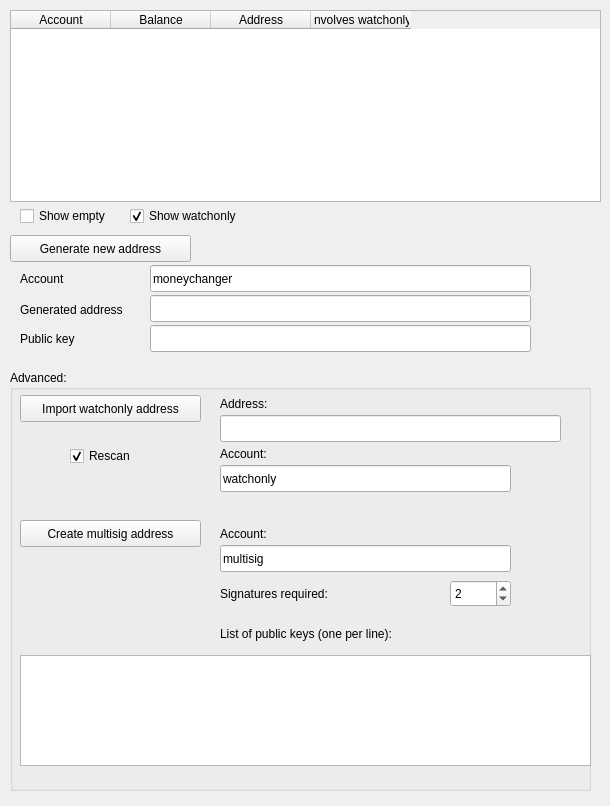
Before: the Qt Designer form src/gui/widgets/btcreceivedlg.ui in Open-Transactions/Moneychanger, drawn with Qt 5.
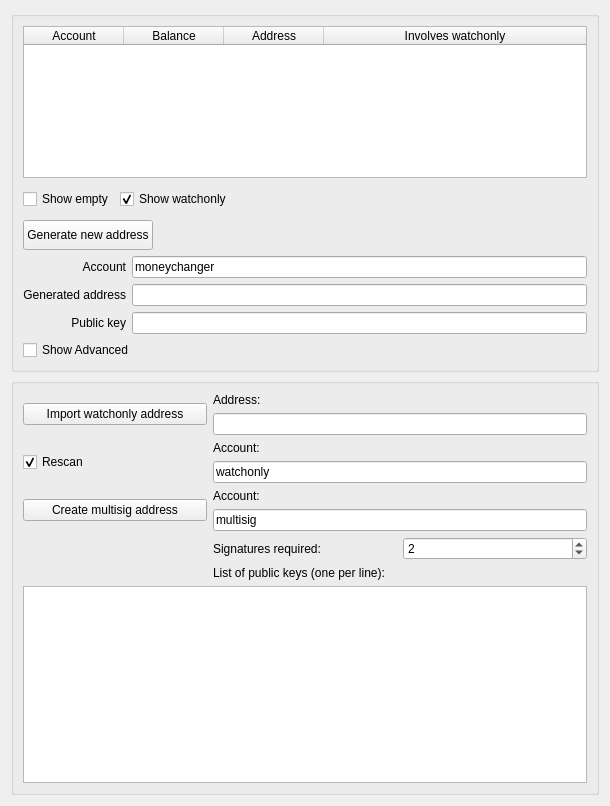
After: the same form once the commit is applied.

The edit to the form file:
```diff
--- a/src/gui/widgets/btcreceivedlg.ui
+++ b/src/gui/widgets/btcreceivedlg.ui
@@ -13,15 +13,48 @@
   <property name="windowTitle">
    <string>Receive Bitcoin</string>
   </property>
+  <layout class="QVBoxLayout" name="verticalLayout_2">
+   <item>
+    <widget class="QGroupBox" name="groupBox_2">
+     <property name="sizePolicy">
+      <sizepolicy hsizetype="Preferred" vsizetype="Fixed">
+       <horstretch>0</horstretch>
+       <verstretch>0</verstretch>
+      </sizepolicy>
+     </property>
+     <property name="maximumSize">
+      <size>
+       <width>16777215</width>
+       <height>361</height>
+      </size>
+     </property>
+     <property name="title">
+      <string/>
+     </property>
+     <layout class="QVBoxLayout" name="verticalLayout">
+      <item>
   <widget class="QTableWidget" name="tableAddresses">
-   <property name="geometry">
-    <rect>
-     <x>10</x>
-     <y>10</y>
-     <width>591</width>
-     <height>192</height>
-    </rect>
-   </property>
+        <property name="sizePolicy">
+         <sizepolicy hsizetype="Minimum" vsizetype="Fixed">
+          <horstretch>0</horstretch>
+          <verstretch>0</verstretch>
+         </sizepolicy>
+        </property>
+        <property name="minimumSize">
+         <size>
+          <width>0</width>
+          <height>0</height>
+         </size>
+        </property>
+        <property name="maximumSize">
+         <size>
+          <width>16777215</width>
+          <height>200</height>
+         </size>
+        </property>
+        <attribute name="horizontalHeaderStretchLastSection">
+         <bool>true</bool>
+        </attribute>
    <column>
     <property name="text">
      <string>Account</string>
@@ -43,40 +76,41 @@
     </property>
    </column>
   </widget>
-  <widget class="QPushButton" name="buttonNewAddress">
-   <property name="geometry">
-    <rect>
-     <x>10</x>
-     <y>235</y>
-     <width>181</width>
-     <height>27</height>
-    </rect>
-   </property>
-   <property name="text">
-    <string>Generate new address</string>
-   </property>
-  </widget>
+      </item>
+      <item>
+       <layout class="QHBoxLayout" name="horizontalLayout">
+        <item>
   <widget class="QCheckBox" name="checkShowEmpty">
-   <property name="geometry">
-    <rect>
-     <x>20</x>
-     <y>205</y>
-     <width>111</width>
-     <height>22</height>
-    </rect>
+          <property name="sizePolicy">
+           <sizepolicy hsizetype="Minimum" vsizetype="Fixed">
+            <horstretch>0</horstretch>
+            <verstretch>0</verstretch>
+           </sizepolicy>
+          </property>
+          <property name="maximumSize">
+           <size>
+            <width>16777215</width>
+            <height>30</height>
+           </size>
    </property>
    <property name="text">
     <string>Show empty</string>
    </property>
   </widget>
+        </item>
+        <item>
   <widget class="QCheckBox" name="checkShowWatchonly">
-   <property name="geometry">
-    <rect>
-     <x>130</x>
-     <y>205</y>
-     <width>131</width>
-     <height>22</height>
-    </rect>
+          <property name="sizePolicy">
+           <sizepolicy hsizetype="Minimum" vsizetype="Fixed">
+            <horstretch>0</horstretch>
+            <verstretch>0</verstretch>
+           </sizepolicy>
+          </property>
+          <property name="maximumSize">
+           <size>
+            <width>16777215</width>
+            <height>30</height>
+           </size>
    </property>
    <property name="toolTip">
     <string>Show watchonly addresses and include them in balance calculations.</string>
@@ -88,277 +122,331 @@
     <bool>true</bool>
    </property>
   </widget>
-  <widget class="QGroupBox" name="groupBox">
-   <property name="geometry">
-    <rect>
-     <x>10</x>
-     <y>370</y>
-     <width>581</width>
-     <height>421</height>
-    </rect>
-   </property>
-   <property name="title">
-    <string>Advanced:</string>
-   </property>
-   <widget class="QPlainTextEdit" name="textPublicKeys">
-    <property name="geometry">
-     <rect>
-      <x>10</x>
-      <y>285</y>
-      <width>571</width>
-      <height>111</height>
-     </rect>
-    </property>
-    <property name="toolTip">
-     <string>Enter one public key or address per line. Addresses only work if bitcoin-qt knows their public key.</string>
-    </property>
-   </widget>
-   <widget class="QLabel" name="label_2">
-    <property name="geometry">
-     <rect>
-      <x>210</x>
-      <y>255</y>
-      <width>211</width>
-      <height>17</height>
-     </rect>
-    </property>
-    <property name="text">
-     <string>List of public keys (one per line):</string>
-    </property>
-   </widget>
-   <widget class="QLabel" name="label">
-    <property name="geometry">
-     <rect>
-      <x>210</x>
-      <y>215</y>
-      <width>141</width>
-      <height>17</height>
-     </rect>
-    </property>
+        </item>
+        <item>
+         <spacer name="horizontalSpacer">
+          <property name="sizePolicy">
+           <sizepolicy hsizetype="Minimum" vsizetype="Fixed">
+            <horstretch>0</horstretch>
+            <verstretch>0</verstretch>
+           </sizepolicy>
+          </property>
+          <property name="maximumSize">
+           <size>
+            <width>16777215</width>
+            <height>30</height>
+           </size>
+          </property>
+          <property name="orientation">
+           <enum>Qt::Horizontal</enum>
+          </property>
+          <property name="sizeHint" stdset="0">
+           <size>
+            <width>40</width>
+            <height>20</height>
+           </size>
+          </property>
+         </spacer>
+        </item>
+       </layout>
+      </item>
+      <item>
+       <layout class="QHBoxLayout" name="horizontalLayout_2">
+        <item>
+         <widget class="QPushButton" name="buttonNewAddress">
+          <property name="sizePolicy">
+           <sizepolicy hsizetype="Minimum" vsizetype="Fixed">
+            <horstretch>0</horstretch>
+            <verstretch>0</verstretch>
+           </sizepolicy>
+          </property>
+          <property name="maximumSize">
+           <size>
+            <width>16777215</width>
+            <height>30</height>
+           </size>
+          </property>
     <property name="text">
-     <string>Signatures required:</string>
-    </property>
-   </widget>
-   <widget class="QSpinBox" name="spinSigsRequired">
-    <property name="geometry">
-     <rect>
-      <x>440</x>
-      <y>210</y>
-      <width>61</width>
-      <height>27</height>
-     </rect>
-    </property>
-    <property name="value">
-     <number>2</number>
-    </property>
-   </widget>
-   <widget class="QPushButton" name="buttonCreateMultisig">
-    <property name="geometry">
-     <rect>
-      <x>10</x>
-      <y>150</y>
-      <width>181</width>
-      <height>27</height>
-     </rect>
-    </property>
-    <property name="toolTip">
-     <string>Address will be added and imported to wallet so transactions show up as watchonly.</string>
-    </property>
-    <property name="text">
-     <string>Create multisig address</string>
-    </property>
-   </widget>
-   <widget class="QLineEdit" name="editImportAddress">
-    <property name="geometry">
-     <rect>
-      <x>210</x>
-      <y>45</y>
-      <width>341</width>
-      <height>27</height>
-     </rect>
-    </property>
-   </widget>
-   <widget class="QLabel" name="label_4">
-    <property name="geometry">
-     <rect>
-      <x>210</x>
-      <y>25</y>
-      <width>71</width>
-      <height>17</height>
-     </rect>
-    </property>
-    <property name="text">
-     <string>Address:</string>
-    </property>
-   </widget>
-   <widget class="QLabel" name="label_5">
-    <property name="geometry">
-     <rect>
-      <x>210</x>
-      <y>75</y>
-      <width>62</width>
-      <height>17</height>
-     </rect>
-    </property>
-    <property name="text">
-     <string>Account:</string>
-    </property>
-   </widget>
-   <widget class="QLineEdit" name="editImportAccount">
-    <property name="geometry">
-     <rect>
-      <x>210</x>
-      <y>95</y>
-      <width>291</width>
-      <height>27</height>
-     </rect>
-    </property>
-    <property name="text">
-     <string>watchonly</string>
-    </property>
-   </widget>
-   <widget class="QCheckBox" name="checkImportRescan">
-    <property name="geometry">
-     <rect>
-      <x>60</x>
-      <y>75</y>
-      <width>71</width>
-      <height>22</height>
-     </rect>
-    </property>
-    <property name="text">
-     <string>Rescan</string>
-    </property>
-    <property name="checked">
-     <bool>true</bool>
-    </property>
-   </widget>
-   <widget class="QLabel" name="label_6">
-    <property name="geometry">
-     <rect>
-      <x>210</x>
-      <y>155</y>
-      <width>62</width>
-      <height>17</height>
-     </rect>
-    </property>
-    <property name="text">
-     <string>Account:</string>
-    </property>
-   </widget>
-   <widget class="QLineEdit" name="editMultisAccount">
-    <property name="geometry">
-     <rect>
-      <x>210</x>
-      <y>175</y>
-      <width>291</width>
-      <height>27</height>
-     </rect>
-    </property>
-    <property name="text">
-     <string>multisig</string>
-    </property>
-   </widget>
-   <widget class="QPushButton" name="buttonImport">
-    <property name="geometry">
-     <rect>
-      <x>10</x>
-      <y>25</y>
-      <width>181</width>
-      <height>27</height>
-     </rect>
-    </property>
-    <property name="text">
-     <string>Import watchonly address</string>
-    </property>
-   </widget>
-  </widget>
+           <string>Generate new address</string>
+          </property>
+         </widget>
+        </item>
+        <item>
+         <spacer name="horizontalSpacer_2">
+          <property name="sizePolicy">
+           <sizepolicy hsizetype="Minimum" vsizetype="Fixed">
+            <horstretch>0</horstretch>
+            <verstretch>0</verstretch>
+           </sizepolicy>
+          </property>
+          <property name="maximumSize">
+           <size>
+            <width>16777215</width>
+            <height>30</height>
+           </size>
+          </property>
+          <property name="orientation">
+           <enum>Qt::Horizontal</enum>
+          </property>
+          <property name="sizeHint" stdset="0">
+           <size>
+            <width>40</width>
+            <height>20</height>
+           </size>
+          </property>
+         </spacer>
+        </item>
+       </layout>
+      </item>
+      <item>
+       <layout class="QGridLayout" name="gridLayout_2" rowstretch="0,0,0" columnstretch="0,1">
+        <item row="0" column="0">
   <widget class="QLabel" name="label_3">
-   <property name="geometry">
-    <rect>
-     <x>20</x>
-     <y>270</y>
-     <width>62</width>
-     <height>17</height>
-    </rect>
+          <property name="sizePolicy">
+           <sizepolicy hsizetype="Minimum" vsizetype="Fixed">
+            <horstretch>0</horstretch>
+            <verstretch>0</verstretch>
+           </sizepolicy>
+          </property>
+          <property name="maximumSize">
+           <size>
+            <width>16777215</width>
+            <height>30</height>
+           </size>
    </property>
    <property name="text">
     <string>Account</string>
    </property>
-  </widget>
+          <property name="alignment">
+           <set>Qt::AlignRight|Qt::AlignTrailing|Qt::AlignVCenter</set>
+          </property>
+         </widget>
+        </item>
+        <item row="0" column="1">
   <widget class="QLineEdit" name="editAccount">
-   <property name="geometry">
-    <rect>
-     <x>150</x>
-     <y>265</y>
-     <width>381</width>
-     <height>27</height>
-    </rect>
+          <property name="sizePolicy">
+           <sizepolicy hsizetype="Minimum" vsizetype="Fixed">
+            <horstretch>0</horstretch>
+            <verstretch>0</verstretch>
+           </sizepolicy>
+          </property>
+          <property name="maximumSize">
+           <size>
+            <width>16777215</width>
+            <height>30</height>
+           </size>
    </property>
    <property name="text">
     <string>moneychanger</string>
    </property>
   </widget>
+        </item>
+        <item row="1" column="0">
   <widget class="QLabel" name="label_7">
-   <property name="geometry">
-    <rect>
-     <x>20</x>
-     <y>300</y>
-     <width>131</width>
-     <height>20</height>
-    </rect>
+          <property name="sizePolicy">
+           <sizepolicy hsizetype="Minimum" vsizetype="Fixed">
+            <horstretch>0</horstretch>
+            <verstretch>0</verstretch>
+           </sizepolicy>
+          </property>
+          <property name="maximumSize">
+           <size>
+            <width>16777215</width>
+            <height>30</height>
+           </size>
    </property>
    <property name="text">
     <string>Generated address</string>
    </property>
-  </widget>
+          <property name="alignment">
+           <set>Qt::AlignRight|Qt::AlignTrailing|Qt::AlignVCenter</set>
+          </property>
+         </widget>
+        </item>
+        <item row="1" column="1">
   <widget class="QLineEdit" name="editNewAddress">
-   <property name="geometry">
-    <rect>
-     <x>150</x>
-     <y>295</y>
-     <width>381</width>
-     <height>27</height>
-    </rect>
+          <property name="sizePolicy">
+           <sizepolicy hsizetype="Minimum" vsizetype="Fixed">
+            <horstretch>0</horstretch>
+            <verstretch>0</verstretch>
+           </sizepolicy>
+          </property>
+          <property name="maximumSize">
+           <size>
+            <width>16777215</width>
+            <height>30</height>
+           </size>
    </property>
    <property name="readOnly">
     <bool>true</bool>
    </property>
   </widget>
+        </item>
+        <item row="2" column="0">
   <widget class="QLabel" name="label_8">
-   <property name="geometry">
-    <rect>
-     <x>20</x>
-     <y>330</y>
-     <width>71</width>
-     <height>17</height>
-    </rect>
+          <property name="sizePolicy">
+           <sizepolicy hsizetype="Minimum" vsizetype="Fixed">
+            <horstretch>0</horstretch>
+            <verstretch>0</verstretch>
+           </sizepolicy>
+          </property>
+          <property name="maximumSize">
+           <size>
+            <width>16777215</width>
+            <height>30</height>
+           </size>
    </property>
    <property name="text">
     <string>Public key</string>
    </property>
-  </widget>
+          <property name="alignment">
+           <set>Qt::AlignRight|Qt::AlignTrailing|Qt::AlignVCenter</set>
+          </property>
+         </widget>
+        </item>
+        <item row="2" column="1">
   <widget class="QLineEdit" name="editPubKey">
-   <property name="geometry">
-    <rect>
-     <x>150</x>
-     <y>325</y>
-     <width>381</width>
-     <height>27</height>
-    </rect>
-   </property>
-  </widget>
-  <zorder>checkShowEmpty</zorder>
-  <zorder>checkShowWatchonly</zorder>
-  <zorder>groupBox</zorder>
-  <zorder>buttonNewAddress</zorder>
-  <zorder>tableAddresses</zorder>
-  <zorder>label_3</zorder>
-  <zorder>editAccount</zorder>
-  <zorder>label_7</zorder>
-  <zorder>editNewAddress</zorder>
-  <zorder>label_8</zorder>
-  <zorder>editPubKey</zorder>
+          <property name="sizePolicy">
+           <sizepolicy hsizetype="Minimum" vsizetype="Fixed">
+            <horstretch>0</horstretch>
+            <verstretch>0</verstretch>
+           </sizepolicy>
+          </property>
+          <property name="maximumSize">
+           <size>
+            <width>16777215</width>
+            <height>30</height>
+           </size>
+          </property>
+         </widget>
+        </item>
+       </layout>
+      </item>
+      <item>
+       <widget class="QCheckBox" name="checkBox">
+        <property name="sizePolicy">
+         <sizepolicy hsizetype="Minimum" vsizetype="Fixed">
+          <horstretch>0</horstretch>
+          <verstretch>0</verstretch>
+         </sizepolicy>
+        </property>
+        <property name="maximumSize">
+         <size>
+          <width>16777215</width>
+          <height>30</height>
+         </size>
+        </property>
+        <property name="text">
+         <string>Show Advanced</string>
+        </property>
+       </widget>
+      </item>
+     </layout>
+    </widget>
+   </item>
+   <item>
+    <widget class="QGroupBox" name="groupBox">
+     <property name="title">
+      <string/>
+     </property>
+     <layout class="QGridLayout" name="gridLayout">
+      <item row="0" column="0" rowspan="2">
+       <widget class="QPushButton" name="buttonImport">
+        <property name="text">
+         <string>Import watchonly address</string>
+        </property>
+       </widget>
+      </item>
+      <item row="0" column="1">
+       <widget class="QLabel" name="label_4">
+        <property name="text">
+         <string>Address:</string>
+        </property>
+       </widget>
+      </item>
+      <item row="1" column="1" colspan="2">
+       <widget class="QLineEdit" name="editImportAddress"/>
+      </item>
+      <item row="2" column="0" rowspan="2">
+       <widget class="QCheckBox" name="checkImportRescan">
+        <property name="text">
+         <string>Rescan</string>
+        </property>
+        <property name="checked">
+         <bool>true</bool>
+        </property>
+       </widget>
+      </item>
+      <item row="2" column="1">
+       <widget class="QLabel" name="label_5">
+        <property name="text">
+         <string>Account:</string>
+        </property>
+       </widget>
+      </item>
+      <item row="3" column="1" colspan="2">
+       <widget class="QLineEdit" name="editImportAccount">
+        <property name="text">
+         <string>watchonly</string>
+        </property>
+       </widget>
+      </item>
+      <item row="4" column="0" rowspan="2">
+       <widget class="QPushButton" name="buttonCreateMultisig">
+        <property name="toolTip">
+         <string>Address will be added and imported to wallet so transactions show up as watchonly.</string>
+        </property>
+        <property name="text">
+         <string>Create multisig address</string>
+        </property>
+       </widget>
+      </item>
+      <item row="4" column="1">
+       <widget class="QLabel" name="label_6">
+        <property name="text">
+         <string>Account:</string>
+        </property>
+       </widget>
+      </item>
+      <item row="5" column="1" colspan="2">
+       <widget class="QLineEdit" name="editMultisAccount">
+        <property name="text">
+         <string>multisig</string>
+        </property>
+       </widget>
+      </item>
+      <item row="6" column="1">
+       <widget class="QLabel" name="label">
+        <property name="text">
+         <string>Signatures required:</string>
+        </property>
+       </widget>
+      </item>
+      <item row="6" column="2">
+       <widget class="QSpinBox" name="spinSigsRequired">
+        <property name="value">
+         <number>2</number>
+        </property>
+       </widget>
+      </item>
+      <item row="7" column="1">
+       <widget class="QLabel" name="label_2">
+        <property name="text">
+         <string>List of public keys (one per line):</string>
+        </property>
+       </widget>
+      </item>
+      <item row="8" column="0" colspan="3">
+       <widget class="QPlainTextEdit" name="textPublicKeys">
+        <property name="toolTip">
+         <string>Enter one public key or address per line. Addresses only work if bitcoin-qt knows their public key.</string>
+        </property>
+       </widget>
+      </item>
+     </layout>
+    </widget>
+   </item>
+  </layout>
  </widget>
  <resources/>
  <connections/>
```
Lines whose indentation alone changed are shown as unchanged.
